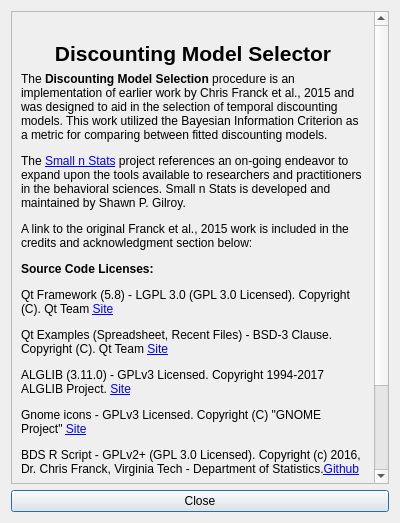
Before: the Qt Designer form creditsdialog.ui in miyamot0/ModelSelectorQt, drawn with Qt 5.
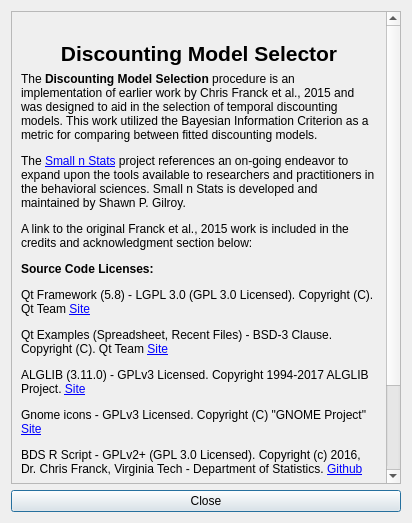
After: the same form once the commit is applied. Icons and pictures are not drawn.

Commit message: UI updates, remove necro ui

Diff of the .ui file:
```diff
--- a/creditsdialog.ui
+++ b/creditsdialog.ui
@@ -6,7 +6,7 @@
    <rect>
     <x>0</x>
     <y>0</y>
-    <width>400</width>
+    <width>412</width>
     <height>523</height>
    </rect>
   </property>
@@ -16,6 +16,12 @@
   <layout class="QVBoxLayout" name="verticalLayout">
    <item>
     <widget class="QScrollArea" name="scrollArea">
+     <property name="sizePolicy">
+      <sizepolicy hsizetype="Preferred" vsizetype="Preferred">
+       <horstretch>0</horstretch>
+       <verstretch>0</verstretch>
+      </sizepolicy>
+     </property>
      <property name="widgetResizable">
       <bool>true</bool>
      </property>
@@ -26,9 +32,9 @@
       <property name="geometry">
        <rect>
         <x>0</x>
-        <y>-204</y>
-        <width>363</width>
-        <height>678</height>
+        <y>-163</y>
+        <width>375</width>
+        <height>652</height>
        </rect>
       </property>
       <layout class="QVBoxLayout" name="verticalLayout_2">
@@ -77,9 +83,9 @@
           <string>&lt;html&gt;&lt;head/&gt;&lt;body&gt;&lt;p&gt;The &lt;span style=&quot; font-weight:600;&quot;&gt;Discounting Model Selection&lt;/span&gt; procedure is an implementation of earlier work by Chris Franck et al., 2015 and was designed to aid in the selection of temporal discounting models. This work utilized the Bayesian Information Criterion as a metric for comparing between fitted discounting models.&lt;/p&gt;&lt;p&gt;The &lt;a href=&quot;http://www.smallnstats.com&quot;&gt;&lt;span style=&quot; text-decoration: underline; color:#0000ff;&quot;&gt;Small n Stats&lt;/span&gt;&lt;/a&gt; project references an on-going endeavor to expand upon the tools available to researchers and practitioners in the behavioral sciences. Small n Stats is developed and maintained by Shawn P. Gilroy.&lt;/p&gt;&lt;p&gt;A link to the original Franck et al., 2015 work is included in the credits and acknowledgment section below:&lt;/p&gt;&lt;p&gt;&lt;span style=&quot; font-weight:600;&quot;&gt;Source Code Licenses:&lt;/span&gt;&lt;/p&gt;
 &lt;p&gt;Qt Framework (5.8) - LGPL 3.0 (GPL 3.0 Licensed). Copyright (C). Qt Team &lt;a href=&quot;https://www.qt.io/&quot;&gt;Site&lt;/a&gt;&lt;/p&gt;
 &lt;p&gt;Qt Examples (Spreadsheet, Recent Files) - BSD-3 Clause. Copyright (C). Qt Team &lt;a href=&quot;https://www.qt.io/&quot;&gt;Site&lt;/a&gt;&lt;/p&gt;
-&lt;p&gt;&lt;span style=&quot; font-family:'Arial'; color:#000000;&quot;&gt;ALGLIB (3.11.0) - GPLv3 Licensed. Copyright 1994-2017 ALGLIB Project. &lt;a href=&quot;www.alglib.net&quot;&gt;Site&lt;/a&gt;&lt;/span&gt;&lt;/p&gt;
+&lt;p&gt;&lt;span style=&quot; font-family:'Arial'; color:#000000;&quot;&gt;ALGLIB (3.11.0) - GPLv3 Licensed. Copyright 1994-2017 ALGLIB Project. &lt;a href=&quot;www.alglib.net&quot;&gt;Site&lt;/a&gt;&lt;/span&gt;&lt;/p&gt; 
 &lt;p&gt;Gnome icons - GPLv3 Licensed. Copyright (C) &amp;quot;GNOME Project&amp;quot; &lt;a href=&quot;http://www.gnome.org&quot;&gt;Site&lt;/a&gt;&lt;/p&gt;
-&lt;p&gt;BDS R Script - GPLv2+ (GPL 3.0 Licensed). Copyright (c) 2016, Dr. Chris Franck, Virginia Tech - Department of Statistics.&lt;a href=&quot;www.github.com/miyamot0&quot;&gt;Github&lt;/a&gt;&lt;/p&gt;
+&lt;p&gt;BDS R Script - GPLv2+ (GPL 3.0 Licensed). Copyright (c) 2016, Dr. Chris Franck, Virginia Tech - Department of Statistics. &lt;a href=&quot;www.github.com/miyamot0&quot;&gt;Github&lt;/a&gt;&lt;/p&gt;
 
 &lt;p&gt;&lt;span style=&quot; font-weight:600;&quot;&gt;Credits and Acknowledgements:&lt;/span&gt;&lt;/p&gt;&lt;p&gt;&lt;a href=&quot;http://onlinelibrary.wiley.com/doi/10.1002/jeab.128/abstract&quot;&gt;&lt;span style=&quot; text-decoration: underline; color:#0000ff;&quot;&gt;• Franck, C. T., Koffarnus, M. N., House, L. L., Bickel, W. (2015). Accurate characterization of delay discounting: A multiple model approach using approximate bayesian model selection and a unified discounting measure, Journal of the Experimental Analysis of Behavior, 103, 218-233. &lt;/span&gt;&lt;/a&gt;&lt;/p&gt;&lt;/body&gt;&lt;/html&gt;</string>
          </property>
```
The commit also changes 2 other files.
